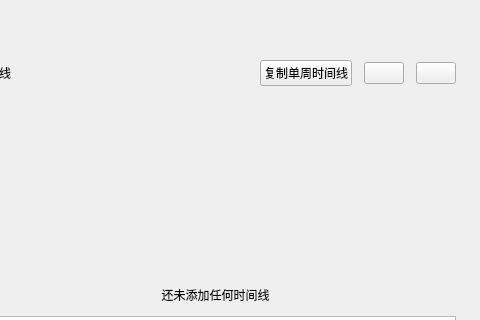
Class-Widgets/Class-Widgets, file view/menu/timeline_edit.ui: the form before one commit; both pictures show x 363 to 843 and y 0 to 320 of the 843 by 658 pixel window.
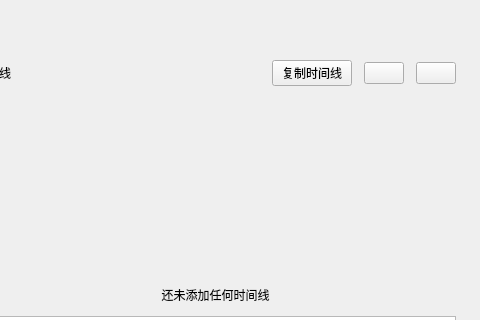
The form after the commit. Custom widgets are drawn as their Qt base class.

Commit message: feat: 随便从哪一天复制时间线

Diff of the .ui file:
```diff
--- a/view/menu/timeline_edit.ui
+++ b/view/menu/timeline_edit.ui
@@ -311,7 +311,7 @@
             </sizepolicy>
            </property>
            <property name="text">
-            <string>复制单周时间线</string>
+            <string>复制时间线</string>
            </property>
           </widget>
          </item>
```
The commit also changes 1 other file.
